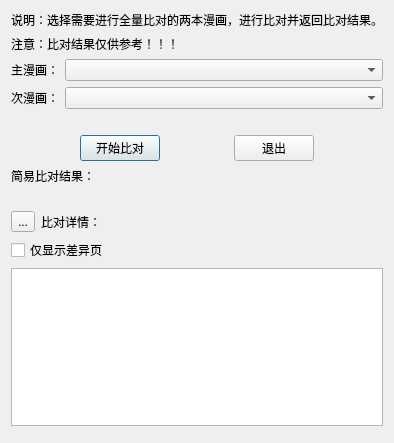
PPJUST/ComicDup, file components/dialog_full_match_comics/res/full_match_comics.ui: the form before one commit.
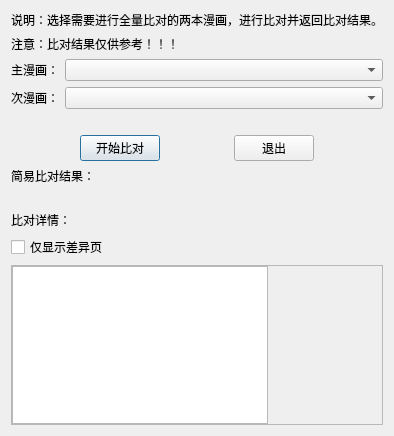
The form after the commit.

What changed in the file:
```diff
--- a/components/dialog_full_match_comics/res/full_match_comics.ui
+++ b/components/dialog_full_match_comics/res/full_match_comics.ui
@@ -7,13 +7,13 @@
     <x>0</x>
     <y>0</y>
     <width>390</width>
-    <height>443</height>
+    <height>436</height>
    </rect>
   </property>
   <property name="windowTitle">
    <string>全量比对</string>
   </property>
-  <layout class="QVBoxLayout" name="verticalLayout_2" stretch="0,0,0,0,0,0,0,0,0,0">
+  <layout class="QVBoxLayout" name="verticalLayout_2" stretch="0,0,0,0,0,0,0,0,0">
    <item>
     <widget class="QLabel" name="label">
      <property name="text">
@@ -141,25 +141,14 @@
     </widget>
    </item>
    <item>
-    <layout class="QVBoxLayout" name="verticalLayout" stretch="0,0,1">
+    <layout class="QVBoxLayout" name="verticalLayout" stretch="0,0,0">
      <item>
-      <layout class="QHBoxLayout" name="horizontalLayout_4">
-       <item>
-        <widget class="QToolButton" name="toolButton_show_details">
-         <property name="text">
-          <string>...</string>
-         </property>
-        </widget>
-       </item>
-       <item>
-        <widget class="QLabel" name="label_10">
+      <widget class="QLabel" name="label_3">
          <property name="text">
           <string>比对详情：</string>
          </property>
         </widget>
        </item>
-      </layout>
-     </item>
      <item>
       <widget class="QCheckBox" name="checkBox_show_diff_pages">
        <property name="text">
@@ -168,22 +157,56 @@
       </widget>
      </item>
      <item>
+      <widget class="QScrollArea" name="scrollArea">
+       <property name="widgetResizable">
+        <bool>true</bool>
+       </property>
+       <widget class="QWidget" name="scrollAreaWidgetContents">
+        <property name="geometry">
+         <rect>
+          <x>0</x>
+          <y>0</y>
+          <width>368</width>
+          <height>174</height>
+         </rect>
+        </property>
+        <layout class="QHBoxLayout" name="horizontalLayout_4">
+         <property name="spacing">
+          <number>0</number>
+         </property>
+         <property name="leftMargin">
+          <number>0</number>
+         </property>
+         <property name="topMargin">
+          <number>0</number>
+         </property>
+         <property name="rightMargin">
+          <number>0</number>
+         </property>
+         <property name="bottomMargin">
+          <number>0</number>
+         </property>
+         <item>
       <widget class="QTableWidget" name="tableWidget_details_pages"/>
      </item>
-    </layout>
-   </item>
    <item>
-    <spacer name="verticalSpacer">
+          <spacer name="horizontalSpacer_4">
      <property name="orientation">
-      <enum>Qt::Orientation::Vertical</enum>
+            <enum>Qt::Orientation::Horizontal</enum>
      </property>
      <property name="sizeHint" stdset="0">
       <size>
-       <width>20</width>
-       <height>40</height>
+             <width>40</width>
+             <height>20</height>
       </size>
      </property>
     </spacer>
+         </item>
+        </layout>
+       </widget>
+      </widget>
+     </item>
+    </layout>
    </item>
   </layout>
  </widget>
```
Lines whose indentation alone changed are shown as unchanged.
